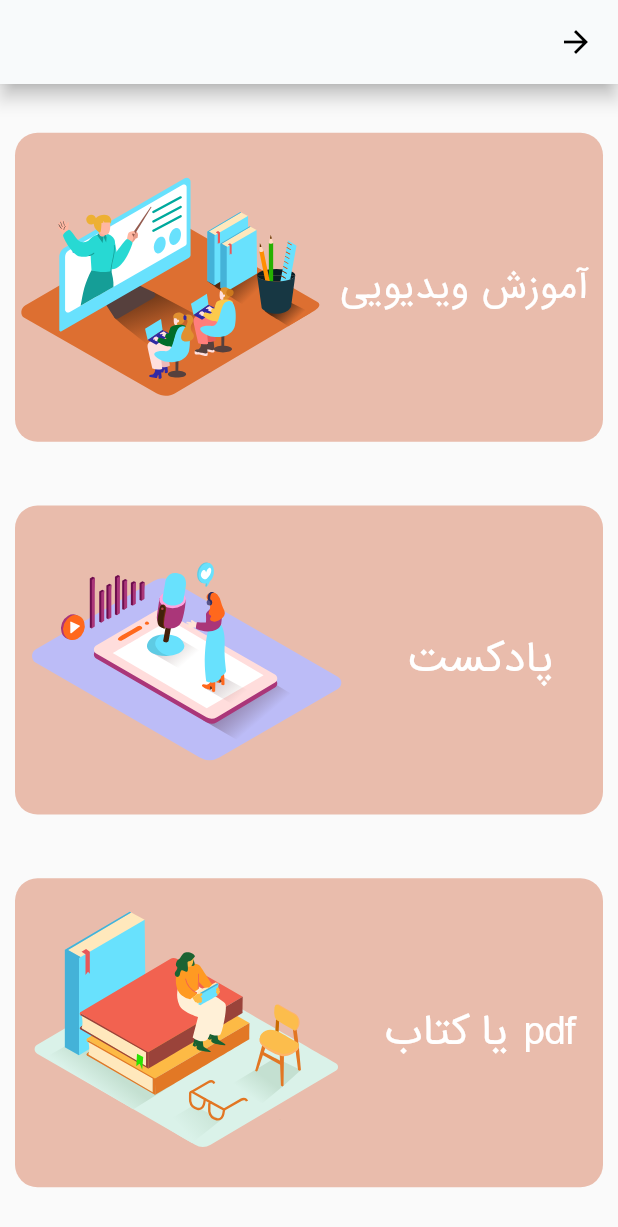
After one commit to SajadRahimi1/rayanik, a Flutter app: the screen it shows after launch, after a tap on "آموزش", on a phone screen of 412 x 824 dp. The commit adds this screen. Shown: the top 1227 px of the screen. Run offline on Flutter 3.47's test engine with Material 2 defaults, Android fonts, the phone set to English and light mode, and no system bars; our stand-ins replace flutter_svg, get, lottie.

Commit message:
learning_menu_screen UI done

```diff
--- a/lib/screens/home/home_screen.dart
+++ b/lib/screens/home/home_screen.dart
@@ -3,6 +3,7 @@ import 'package:get/get.dart';
 import 'package:rayanik/core/widgets/appbar_widget.dart';
 import 'package:rayanik/core/widgets/home_widget.dart';
 import 'package:rayanik/screens/collabration/collabration_form_screen.dart';
+import 'package:rayanik/screens/learning/learning_menu_screen.dart';
 
 class HomeScreen extends StatelessWidget {
   const HomeScreen({Key? key}) : super(key: key);
@@ -30,20 +31,19 @@ class HomeScreen extends StatelessWidget {
                       ))),
             ),
             const SizedBox(height: 15),
-            Row(
-                mainAxisAlignment: MainAxisAlignment.spaceBetween,
-                children: const [
-                  HomeWidget(
+            Row(mainAxisAlignment: MainAxisAlignment.spaceBetween, children: [
+              const HomeWidget(
                 title: "استارتآپ",
                 // height: Get.height / 10,
                 lottiesAsset: "assets/pictures/icons/rocket.json",
               ),
               HomeWidget(
+                onTap: () => Get.to(() => const LearningMenuScreen()),
                 title: "آموزش",
                 // height: Get.height / 10,
                 lottiesAsset: "assets/pictures/icons/learning.json",
               ),
-                  HomeWidget(
+              const HomeWidget(
                 title: "خدمات",
                 lottiesAsset: "assets/pictures/icons/service.json",
               ),
--- /dev/null
+++ b/lib/screens/learning/learning_menu_screen.dart
@@ -0,0 +1,93 @@
+import 'package:flutter/material.dart';
+import 'package:flutter_svg/svg.dart';
+import 'package:get/route_manager.dart';
+import 'package:rayanik/core/widgets/appbar_widget.dart';
+
+class LearningMenuScreen extends StatelessWidget {
+  const LearningMenuScreen({Key? key}) : super(key: key);
+
+  @override
+  Widget build(BuildContext context) {
+    return Scaffold(
+      appBar: screensAppBar(),
+      body: Column(mainAxisAlignment: MainAxisAlignment.spaceEvenly, children: [
+        Container(
+          margin: EdgeInsets.all(10),
+          width: Get.width,
+          height: Get.height / 4,
+          decoration: BoxDecoration(
+              borderRadius: BorderRadius.circular(15),
+              color: Color(0xffe9bcac)),
+          child: Row(
+            children: [
+              Expanded(
+                  child: Text(
+                "آموزش ویدیویی",
+                textAlign: TextAlign.center,
+                style: TextStyle(
+                    color: Color(0xffffffff), fontSize: Get.width / 18),
+              )),
+              SizedBox(
+                height: Get.height,
+                width: Get.width / 2,
+                child: SvgPicture.asset("assets/pictures/images/video.svg"),
+              )
+            ],
+          ),
+        ),
+
+        // podcast
+        Container(
+          margin: EdgeInsets.all(10),
+          width: Get.width,
+          height: Get.height / 4,
+          decoration: BoxDecoration(
+              borderRadius: BorderRadius.circular(15),
+              color: Color(0xffe9bcac)),
+          child: Row(
+            children: [
+              Expanded(
+                  child: Text(
+                "پادکست",
+                textAlign: TextAlign.center,
+                style: TextStyle(
+                    color: Color(0xffffffff), fontSize: Get.width / 16),
+              )),
+              SizedBox(
+                height: Get.height,
+                width: Get.width / 1.8,
+                child: SvgPicture.asset("assets/pictures/images/podcast.svg"),
+              )
+            ],
+          ),
+        ),
+
+        // book
+        Container(
+          margin: EdgeInsets.all(10),
+          width: Get.width,
+          height: Get.height / 4,
+          decoration: BoxDecoration(
+              borderRadius: BorderRadius.circular(15),
+              color: Color(0xffe9bcac)),
+          child: Row(
+            children: [
+              Expanded(
+                  child: Text(
+                "pdf یا کتاب",
+                textAlign: TextAlign.center,
+                style: TextStyle(
+                    color: Color(0xffffffff), fontSize: Get.width / 16),
+              )),
+              SizedBox(
+                height: Get.height,
+                width: Get.width / 1.8,
+                child: SvgPicture.asset("assets/pictures/images/book.svg"),
+              )
+            ],
+          ),
+        ),
+      ]),
+    );
+  }
+}
```
Also changed, not shown: assets/pictures/images/book.svg (added), assets/pictures/images/podcast.svg (added), assets/pictures/images/video.svg (added). Lines whose indentation alone changed are shown as unchanged.
